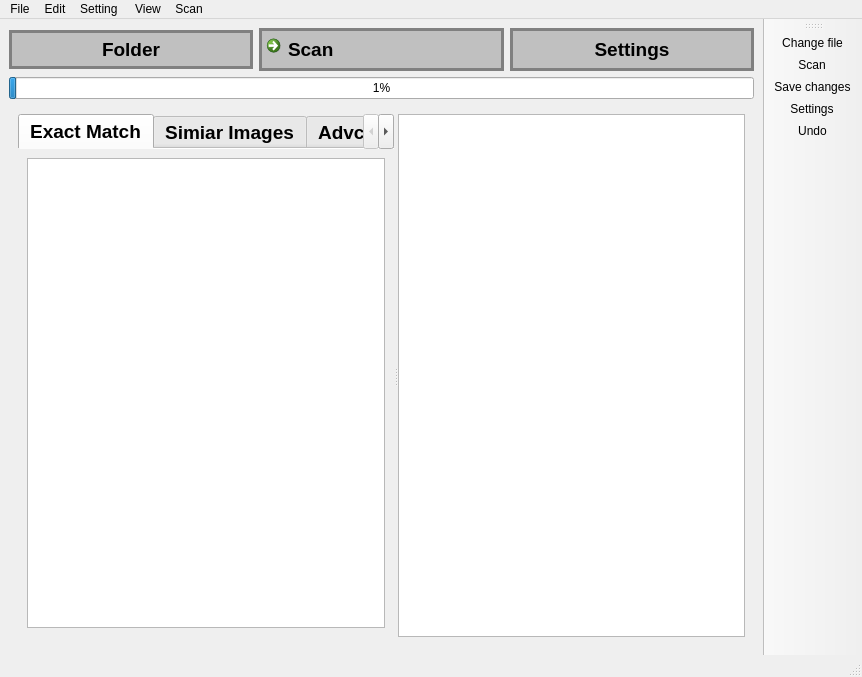
Above: mainwindow.ui from Effi-S/Image-Organizer before the change. Below: the same form after it.
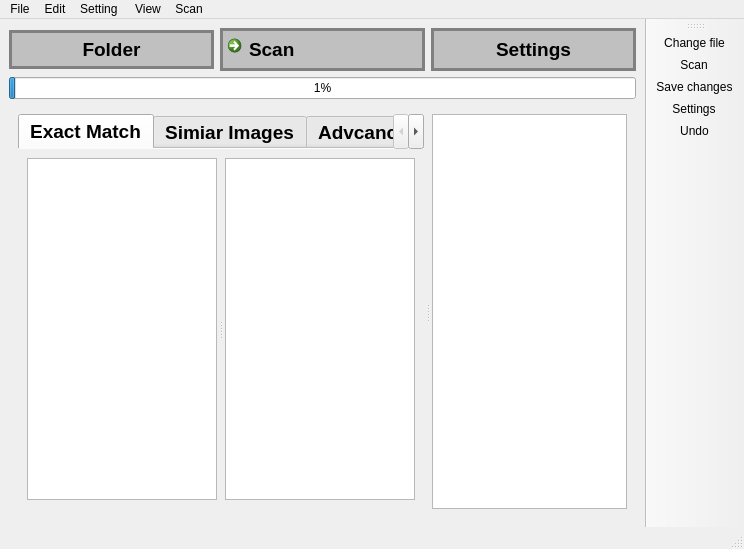
That is the form after the change. The open tabs and pages were chosen to show the change. Icons and pictures are not drawn.

Commit message: fixed: swapped column view for 2 lists (more viewable)

```diff
--- a/mainwindow.ui
+++ b/mainwindow.ui
@@ -6,8 +6,8 @@
    <rect>
     <x>0</x>
     <y>0</y>
-    <width>862</width>
-    <height>677</height>
+    <width>744</width>
+    <height>549</height>
    </rect>
   </property>
   <property name="font">
@@ -232,6 +232,9 @@
          <property name="orientation">
           <enum>Qt::Horizontal</enum>
          </property>
+         <property name="handleWidth">
+          <number>8</number>
+         </property>
          <widget class="QTabWidget" name="tabWidget">
           <property name="sizePolicy">
            <sizepolicy hsizetype="Expanding" vsizetype="Preferred">
@@ -285,9 +288,24 @@
            <attribute name="title">
             <string>Exact Match</string>
            </attribute>
-           <layout class="QVBoxLayout" name="verticalLayout_10">
+           <layout class="QHBoxLayout" name="horizontalLayout">
             <item>
-             <widget class="QColumnView" name="exact_columnView"/>
+             <widget class="QSplitter" name="splitter_2">
+              <property name="lineWidth">
+               <number>1</number>
+              </property>
+              <property name="orientation">
+               <enum>Qt::Horizontal</enum>
+              </property>
+              <property name="handleWidth">
+               <number>8</number>
+              </property>
+              <property name="childrenCollapsible">
+               <bool>true</bool>
+              </property>
+              <widget class="QListView" name="exact_groupView"/>
+              <widget class="QListView" name="exact_itemView"/>
+             </widget>
             </item>
            </layout>
           </widget>
@@ -336,7 +354,7 @@
     <rect>
      <x>0</x>
      <y>0</y>
-     <width>862</width>
+     <width>744</width>
      <height>21</height>
     </rect>
    </property>
```
Left out of the diff: 16 changed lines with no effect on the pictures. The commit also changes 3 other files.
